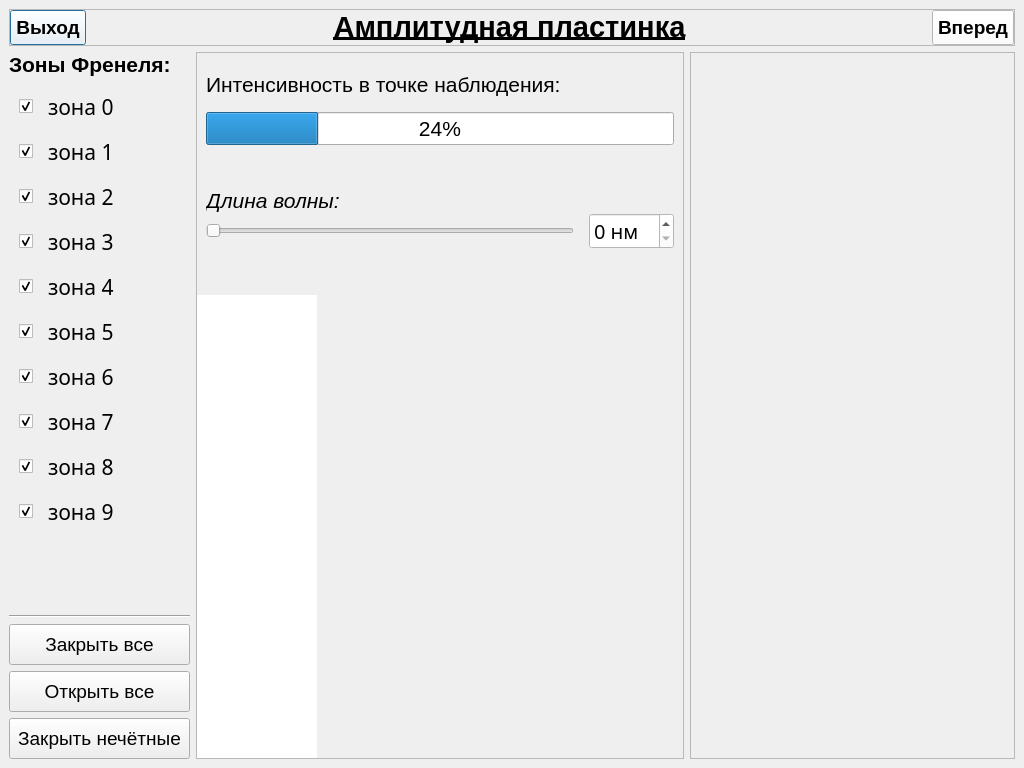
Before: the Qt Designer form QtFresnelZones/amplitudeplatewindow.ui in Lnd-stoL/fresnel-zones-qt, drawn with Qt 5.
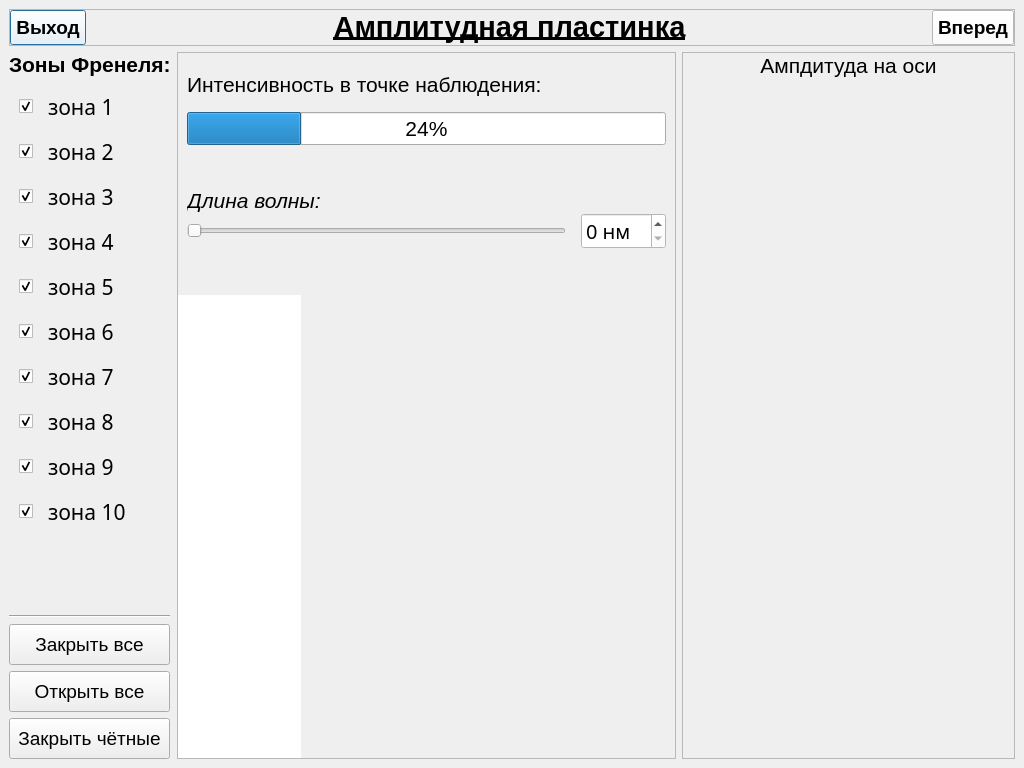
After: the same form once the commit is applied. Custom widgets are drawn as their Qt base class.

The edit to the form file:
```diff
--- a/QtFresnelZones/amplitudeplatewindow.ui
+++ b/QtFresnelZones/amplitudeplatewindow.ui
@@ -280,7 +280,7 @@
        <property name="spacing">
         <number>0</number>
        </property>
-       <item row="0" column="0">
+       <item row="1" column="0">
         <widget class="SpiralGraph" name="widget_spiralGraph" native="true">
          <property name="sizePolicy">
           <sizepolicy hsizetype="Preferred" vsizetype="Preferred">
@@ -290,6 +290,31 @@
          </property>
         </widget>
        </item>
+       <item row="0" column="0">
+        <widget class="FontScalableLabel" name="label_2">
+         <property name="sizePolicy">
+          <sizepolicy hsizetype="Preferred" vsizetype="Fixed">
+           <horstretch>0</horstretch>
+           <verstretch>0</verstretch>
+          </sizepolicy>
+         </property>
+         <property name="font">
+          <font>
+           <family>Arial</family>
+           <pointsize>16</pointsize>
+          </font>
+         </property>
+         <property name="styleSheet">
+          <string notr="true">padding-bottom:10;</string>
+         </property>
+         <property name="text">
+          <string>Ампдитуда на оси</string>
+         </property>
+         <property name="alignment">
+          <set>Qt::AlignCenter</set>
+         </property>
+        </widget>
+       </item>
       </layout>
      </widget>
     </item>
@@ -654,7 +679,7 @@
 </string>
             </property>
             <property name="text">
-             <string>Закрыть нечётные</string>
+             <string>Закрыть чётные</string>
             </property>
            </widget>
           </item>
@@ -717,7 +742,7 @@
               </font>
              </property>
              <property name="text">
-              <string>зона 0</string>
+              <string>зона 1</string>
              </property>
             </widget>
            </item>
@@ -753,7 +778,7 @@
               </font>
              </property>
              <property name="text">
-              <string>зона 1</string>
+              <string>зона 2</string>
              </property>
             </widget>
            </item>
@@ -789,7 +814,7 @@
               </font>
              </property>
              <property name="text">
-              <string>зона 2</string>
+              <string>зона 3</string>
              </property>
             </widget>
            </item>
@@ -825,7 +850,7 @@
               </font>
              </property>
              <property name="text">
-              <string>зона 3</string>
+              <string>зона 4</string>
              </property>
             </widget>
            </item>
@@ -861,7 +886,7 @@
               </font>
              </property>
              <property name="text">
-              <string>зона 4</string>
+              <string>зона 5</string>
              </property>
             </widget>
            </item>
@@ -897,7 +922,7 @@
               </font>
              </property>
              <property name="text">
-              <string>зона 5</string>
+              <string>зона 6</string>
              </property>
             </widget>
            </item>
@@ -933,7 +958,7 @@
               </font>
              </property>
              <property name="text">
-              <string>зона 6</string>
+              <string>зона 7</string>
              </property>
             </widget>
            </item>
@@ -969,7 +994,7 @@
               </font>
              </property>
              <property name="text">
-              <string>зона 7</string>
+              <string>зона 8</string>
              </property>
             </widget>
            </item>
@@ -1005,7 +1030,7 @@
               </font>
              </property>
              <property name="text">
-              <string>зона 8</string>
+              <string>зона 9</string>
              </property>
             </widget>
            </item>
@@ -1041,7 +1066,7 @@
               </font>
              </property>
              <property name="text">
-              <string>зона 9</string>
+              <string>зона 10</string>
              </property>
             </widget>
            </item>
```
Left out of the diff: 2 changed lines with no effect on the pictures.
